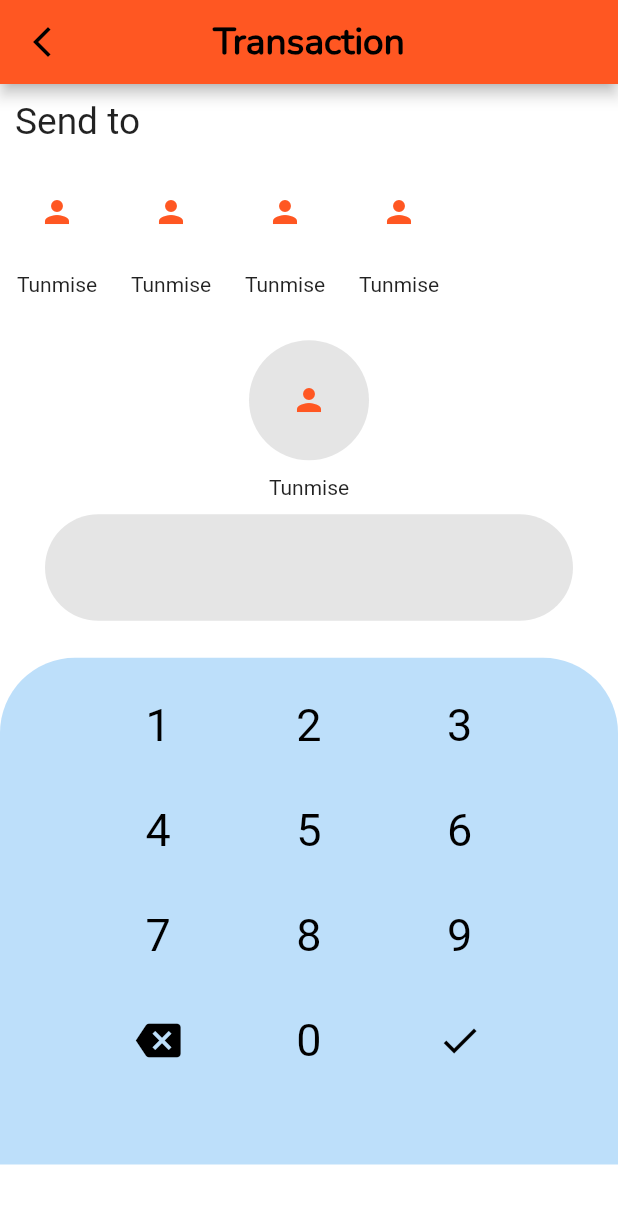
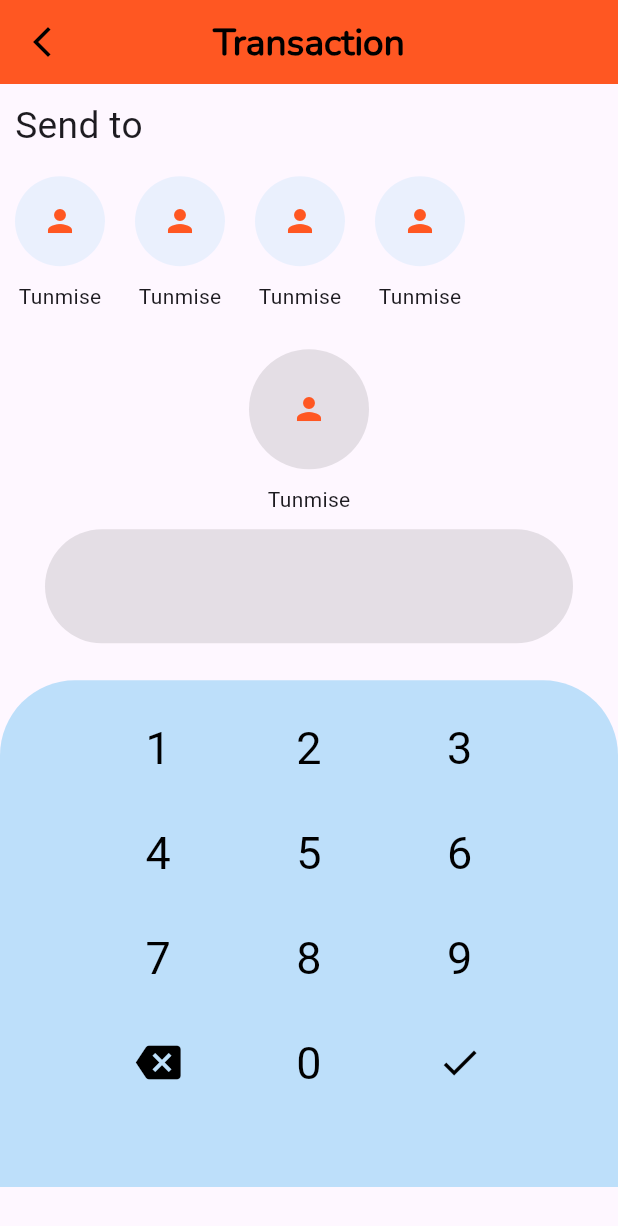
Before and after one commit to Tunmise-Adegoke/E_Wallet_app, a Flutter app: the screen it shows once a user with an empty profile is signed in, after a tap on "New Transaction", on a phone screen of 412 x 824 dp. Shown: the top 1226 px of the screen. Run offline on Flutter 3.47's test engine with Material 2 defaults, Android fonts, the phone set to English and light mode, and no system bars; our stand-ins replace animated_text_kit, auth_buttons, badges, cloud_firestore, firebase_auth, firebase_core and 4 more; missing offline and left inert: sticky_grouped_list; accounts and stored records are empty; network calls fail.

Commit message:
minor updates

```diff
--- a/lib/auth/get_started.dart
+++ b/lib/auth/get_started.dart
@@ -6,22 +6,21 @@ import 'package:flutter/material.dart';
 import 'package:google_fonts/google_fonts.dart';
 
 class GetStarted extends StatefulWidget {
-  GetStarted({Key? key}) : super(key: key);
+  const GetStarted({Key? key}) : super(key: key);
 
   @override
   State<GetStarted> createState() => _GetStartedState();
 }
 
 class _GetStartedState extends State<GetStarted> {
-  @override
+
   bool isLogin = true;
 
   void toggle() => setState(() {
         isLogin = !isLogin;
       });
 
-  @override
-  Widget AuthPage(BuildContext context) {
+  Widget authPage(BuildContext context) {
     if (isLogin) {
       return SignUpScreen(showLoginPage: toggle);
     } else {
@@ -29,19 +28,20 @@ class _GetStartedState extends State<GetStarted> {
     }
   }
 
+  @override
   Widget build(BuildContext context) {
     double h = MediaQuery.of(context).size.height;
     double w = MediaQuery.of(context).size.width;
     return Scaffold(
-      body: Container(
+      body: SizedBox(
         height: double.infinity,
         width: double.infinity,
         child: Stack(
           children: [
             Container(
               height: h * 0.60,
-              width: 500,
-              decoration: BoxDecoration(
+              width: double.maxFinite,
+              decoration: const BoxDecoration(
                 image: DecorationImage(
                   image: AssetImage('assets/images/image7.jpeg'),
                   fit: BoxFit.cover,
@@ -51,10 +51,10 @@ class _GetStartedState extends State<GetStarted> {
             Positioned(
               top: 400,
               child: Container(
-                padding: EdgeInsets.symmetric(horizontal: 10, vertical: 10),
+                padding: const EdgeInsets.symmetric(horizontal: 10, vertical: 10),
                 height: h * 0.50,
-                width: 400,
-                decoration: BoxDecoration(
+                width: 420,
+                decoration: const BoxDecoration(
                     color: Colors.white,
                     borderRadius: BorderRadius.only(
                       topRight: Radius.circular(50),
@@ -113,9 +113,9 @@ class _GetStartedState extends State<GetStarted> {
                                         showLoginPage: toggle,
                                       )));
                         },
-                        child: Text('Get Started'),
+                        child: const Text('Get Started'),
                         style: ElevatedButton.styleFrom(
-                          primary: Colors.black,
+
                           shape: RoundedRectangleBorder(
                             borderRadius: BorderRadius.circular(30),
                           ),
@@ -142,9 +142,9 @@ class _GetStartedState extends State<GetStarted> {
                                         showRegisterPage: toggle,
                                       )));
                         },
-                        child: Text('I already have an account'),
+                        child: const Text('I already have an account'),
                         style: ElevatedButton.styleFrom(
-                          primary: Colors.black,
+
                           shape: RoundedRectangleBorder(
                             borderRadius: BorderRadius.circular(30),
                           ),
--- a/lib/auth/main_page.dart
+++ b/lib/auth/main_page.dart
@@ -13,17 +13,17 @@ class MainPage extends StatelessWidget {
           stream: FirebaseAuth.instance.authStateChanges(),
           builder: (context, snapshot) {
             if (snapshot.hasData) {
-              return HomePage();
+              return const HomePage();
             } else if (snapshot.connectionState == ConnectionState.waiting) {
-              return Center(
+              return const Center(
                 child: CircularProgressIndicator(),
               );
             } else if (snapshot.hasError) {
-              return SnackBar(
+              return const SnackBar(
                 content: Text('An error occured'),
               );
             } else {
-              return GetStarted();
+              return const GetStarted();
             }
           }),
     );
--- a/lib/main.dart
+++ b/lib/main.dart
@@ -1,11 +1,5 @@
-import 'package:e_wallet_app/Auth/main_page.dart';
-import 'package:e_wallet_app/Auth/get_started.dart';
-import 'package:e_wallet_app/screens/home.dart';
-import 'package:e_wallet_app/screens/sign_in.dart';
-import 'package:e_wallet_app/screens/sign_up.dart';
 import 'package:e_wallet_app/screens/splash_screen.dart';
 import 'package:e_wallet_app/utils/themes.dart';
-import 'package:firebase_auth/firebase_auth.dart';
 import 'package:flutter/material.dart';
 import 'package:firebase_core/firebase_core.dart';
 
@@ -26,10 +20,10 @@ class MyApp extends StatelessWidget {
     return MaterialApp(
       navigatorKey: navigatorKey,
       themeMode: ThemeMode.system,
-      theme: MyTheme.lightTheme,
+      theme: ThemeData(useMaterial3: true),
       darkTheme: MyTheme.darkTheme,
       debugShowCheckedModeBanner: false,
-      home: SplashScreen(),
+      home: const SplashScreen(),
     );
   }
 }
--- a/lib/model/category_model.dart
+++ b/lib/model/category_model.dart
@@ -14,7 +14,7 @@ class Category {
 }
 
 List<Category> category = [
-  Category(
+  const Category(
     categoryImage: 'assets/images/icons8-send-49.png',
     categoryName: 'Send',
     color: Colors.deepOrange,
--- a/lib/screens/credit_card.dart
+++ b/lib/screens/credit_card.dart
@@ -1,13 +1,13 @@
-import 'package:flutter/foundation.dart';
+
 import 'package:flutter/material.dart';
-import 'package:flutter_credit_card/glassmorphism_config.dart';
+import 'package:google_fonts/google_fonts.dart';
 
 class CreditCard extends StatelessWidget {
-  CreditCard({Key? key}) : super(key: key);
+  const CreditCard({Key? key}) : super(key: key);
   @override
   Widget build(BuildContext context) {
     double w = MediaQuery.of(context).size.width;
-    double h = MediaQuery.of(context).size.height;
+    // double h = MediaQuery.of(context).size.height;
     return Center(
       child: Container(
         height: 200,
@@ -21,7 +21,7 @@ class CreditCard extends StatelessWidget {
             Container(
               height: 100,
               width: 350,
-              decoration: BoxDecoration(
+              decoration: const BoxDecoration(
                 color: Colors.green,
                 borderRadius: BorderRadius.only(
                   topRight: Radius.circular(30),
@@ -35,7 +35,7 @@ class CreditCard extends StatelessWidget {
             Positioned(
               top: 100,
               child: Container(
-                padding: EdgeInsets.symmetric(
+                padding: const EdgeInsets.symmetric(
                   horizontal: 10,
                   vertical: 10,
                 ),
@@ -50,7 +50,7 @@ class CreditCard extends StatelessWidget {
                         Colors.blue.withOpacity(0.3)
                       ],
                     ),
-                    borderRadius: BorderRadius.only(
+                    borderRadius: const BorderRadius.only(
                       bottomRight: Radius.circular(30),
                       bottomLeft: Radius.circular(30),
                     ),
@@ -59,14 +59,37 @@ class CreditCard extends StatelessWidget {
                   children: [
                     Text(
                       'My Balance',
-                      style: TextStyle(fontSize: w * 0.06),
+                      style: GoogleFonts.nunito(
+                        textStyle:
+                            TextStyle(fontSize: w * 0.06, color: Colors.black),
+                      ),
                     ),
-                    SizedBox(height: 10),
-                    Text('#345678.000', style: TextStyle(fontSize: w * 0.05)),
+                   const SizedBox(height: 10),
+                    Text(
+                      '#345678.000',
+                      style: GoogleFonts.nunito(
+                        textStyle: TextStyle(fontSize: w * 0.05),
+                      ),
+                    ),
                   ],
                 ),
               ),
             ),
+            // Positioned(
+            //   top: 400,
+            //   child: BackdropFilter(
+            //     filter: ImageFilter.blur(
+            //       sigmaX: 5,
+            //       sigmaY: 5,
+            //     ),
+            //     child: ClipRRect(
+            //       borderRadius: BorderRadius.circular(30),
+            //       child: Container(
+            //         height: 100,
+            //       ),
+            //     ),
+            //   ),
+            // ),
           ],
         ),
       ),
--- a/lib/screens/home.dart
+++ b/lib/screens/home.dart
@@ -1,11 +1,10 @@
-import 'package:badges/badges.dart';
-import 'package:cloud_firestore/cloud_firestore.dart';
+import 'package:badges/badges.dart' as badge;
 import 'package:e_wallet_app/widget/transfer_button.dart';
 import 'package:e_wallet_app/screens/transaction_history.dart';
 import 'package:e_wallet_app/screens/credit_card.dart';
 import 'package:firebase_auth/firebase_auth.dart';
 import 'package:flutter/material.dart';
-import 'package:font_awesome_flutter/font_awesome_flutter.dart';
+
 
 class HomePage extends StatefulWidget {
   const HomePage({Key? key}) : super(key: key);
@@ -24,10 +23,9 @@ class _HomePageState extends State<HomePage> {
     return SafeArea(
       child: Scaffold(
         body: SingleChildScrollView(
-          physics: BouncingScrollPhysics(
+          physics: const BouncingScrollPhysics(
             parent: AlwaysScrollableScrollPhysics(),
           ),
-          child: Container(
           child: Column(
             crossAxisAlignment: CrossAxisAlignment.start,
             children: [
@@ -64,15 +62,15 @@ class _HomePageState extends State<HomePage> {
                         ),
                       ],
                     ),
-                      Badge(
+                    badge.Badge(
                       badgeColor: Colors.red,
                       borderRadius: BorderRadius.circular(30),
-                        position: BadgePosition(bottom: 25),
+                      position: const badge.BadgePosition(bottom: 25),
                       child: IconButton(
                         onPressed: () {
                           FirebaseAuth.instance.signOut();
                         },
-                          icon: Icon(
+                        icon: const Icon(
                           Icons.logout_rounded,
                           size: 35,
                           color: Colors.black,
@@ -85,11 +83,11 @@ class _HomePageState extends State<HomePage> {
               SizedBox(
                 height: h * 0.03,
               ),
-                CreditCard(),
+              const CreditCard(),
               SizedBox(
                 height: h * 0.02,
               ),
-                CategoryCard(),
+              const CategoryCard(),
               SizedBox(
                 height: h * 0.02,
               ),
@@ -104,12 +102,11 @@ class _HomePageState extends State<HomePage> {
                   ),
                 ),
               ),
-                SizedBox(
+              const SizedBox(
                 height: 0.02,
               ),
-                TransationList(),
+              const TransationList(),
             ],
-            ),
           ),
         ),
       ),
--- a/lib/screens/splash_screen.dart
+++ b/lib/screens/splash_screen.dart
@@ -1,12 +1,11 @@
 import 'package:animated_text_kit/animated_text_kit.dart';
-import 'package:animations/animations.dart';
 import 'package:e_wallet_app/auth/main_page.dart';
 import 'package:e_wallet_app/utils/constants.dart';
 import 'package:flutter/material.dart';
 import 'dart:async';
 
 class SplashScreen extends StatefulWidget {
-  SplashScreen({Key? key}) : super(key: key);
+  const SplashScreen({Key? key}) : super(key: key);
 
   @override
   State<SplashScreen> createState() => _SplashScreenState();
@@ -16,37 +15,37 @@ class _SplashScreenState extends State<SplashScreen> {
   @override
   void initState() {
     super.initState();
-    Timer(Duration(milliseconds: 400), () {
+    Timer(const Duration(milliseconds: 400), () {
       setState(() {
         _a = true;
       });
     });
-    Timer(Duration(milliseconds: 400), () {
+    Timer(const Duration(milliseconds: 400), () {
       setState(() {
         _b = true;
       });
     });
-    Timer(Duration(milliseconds: 1300), () {
+    Timer(const Duration(milliseconds: 1300), () {
       setState(() {
         _c = true;
       });
     });
-    Timer(Duration(milliseconds: 1700), () {
+    Timer(const Duration(milliseconds: 1700), () {
       setState(() {
         _e = true;
       });
     });
-    Timer(Duration(milliseconds: 3400), () {
+    Timer(const Duration(milliseconds: 3400), () {
       setState(() {
         _d = true;
       });
     });
-    Timer(Duration(milliseconds: 3850), () {
+    Timer(const Duration(milliseconds: 3850), () {
       setState(() {
-        Navigator.of(this.context).pushReplacement(
+        Navigator.of(context).pushReplacement(
           ThisIsFadeRoute(
-            page: MainPage(),
-            route: MainPage(),
+            page: const MainPage(),
+            route: const MainPage(),
           ),
         );
       });
@@ -106,7 +105,7 @@ class _SplashScreenState extends State<SplashScreen> {
                   color: _b ? Colors.white : Colors.transparent,
                   // shape: _c? BoxShape.rectangle : BoxShape.circle,
                   borderRadius:
-                      _d ? BorderRadius.only() : BorderRadius.circular(30)),
+                      _d ? const BorderRadius.only() : BorderRadius.circular(30)),
               child: Center(
                 child: _e
                     ? AnimatedTextKit(
@@ -114,8 +113,8 @@ class _SplashScreenState extends State<SplashScreen> {
                         animatedTexts: [
                           FadeAnimatedText(
                             'TreeBug',
-                            duration: Duration(milliseconds: 1700),
-                            textStyle: TextStyle(
+                            duration: const Duration(milliseconds: 1700),
+                            textStyle: const TextStyle(
                               fontFamily: 'Nunito',
                               fontSize: 30,
                               fontWeight: FontWeight.w700,
@@ -123,7 +122,7 @@ class _SplashScreenState extends State<SplashScreen> {
                           ),
                         ],
                       )
-                    : SizedBox(),
+                    : const SizedBox(),
               ),
             ),
           ],
--- a/lib/screens/transfer_screen.dart
+++ b/lib/screens/transfer_screen.dart
@@ -4,7 +4,7 @@ import 'package:e_wallet_app/widget/textfield.dart';
 import 'package:flutter/material.dart';
 
 class TransferScreen extends StatefulWidget {
-  TransferScreen({Key? key}) : super(key: key);
+ const TransferScreen({Key? key}) : super(key: key);
 
   @override
   State<TransferScreen> createState() => _TransferScreenState();
@@ -31,7 +31,7 @@ class _TransferScreenState extends State<TransferScreen> {
         backgroundColor: Colors.deepOrange,
         leading: IconButton(
           color: Colors.black,
-          icon: Icon(
+          icon: const Icon(
             Icons.arrow_back_ios_new,
           ),
           onPressed: () {
@@ -41,7 +41,7 @@ class _TransferScreenState extends State<TransferScreen> {
       ),
       body: ListView(
         children: [
-          SizedBox(
+        const  SizedBox(
             height: 10,
           ),
           Padding(
@@ -60,8 +60,8 @@ class _TransferScreenState extends State<TransferScreen> {
                 shrinkWrap: true,
                 scrollDirection: Axis.horizontal,
                 itemCount: 4,
-                itemBuilder: (context, int) {
-                  return ProfileCard();
+                itemBuilder: (context, index) {
+                  return const ProfileCard();
                 }),
           ),
           SizedBox(
@@ -72,20 +72,20 @@ class _TransferScreenState extends State<TransferScreen> {
               CircleAvatar(
                 radius: 40,
                 backgroundColor: Colors.black.withOpacity(0.1),
-                child: Icon(
+                child: const Icon(
                   Icons.person,
                   color: Colors.deepOrange,
                 ),
               ),
-              SizedBox(
+              const SizedBox(
                 height: 10,
               ),
-              Text(
+             const Text(
                 'Tunmise',
               ),
             ],
           ),
-          SizedBox(
+        const  SizedBox(
             height: 10,
           ),
           TextfieldContainer(),
@@ -95,7 +95,7 @@ class _TransferScreenState extends State<TransferScreen> {
           Container(
             height: h * 0.41,
             width: double.infinity,
-            decoration: BoxDecoration(
+            decoration:const BoxDecoration(
               color: kCustomlightBlue,
               borderRadius: BorderRadius.only(
                 topLeft: Radius.circular(50),
@@ -129,21 +129,21 @@ class ProfileCard extends StatelessWidget {
   @override
   Widget build(BuildContext context) {
     return Padding(
-      padding: const EdgeInsets.symmetric(horizontal: 8.0),
+      padding: const EdgeInsets.symmetric(horizontal: 10.0),
       child: Column(
         children: [
           CircleAvatar(
             radius: 30,
-            backgroundColor: Colors.white.withOpacity(0.1),
-            child: Icon(
+            backgroundColor: kCustomlightBlue.withOpacity(0.3),
+            child: const Icon(
               Icons.person,
               color: Colors.deepOrange,
             ),
           ),
-          SizedBox(
+          const SizedBox(
             height: 10,
           ),
-          Text(
+          const Text(
             'Tunmise',
             // style: TextStyle(
             //   fontFamily: GoogleFonts.abel(),
--- a/lib/utils/themes.dart
+++ b/lib/utils/themes.dart
@@ -4,14 +4,13 @@ import 'package:flutter/material.dart';
 class MyTheme {
   static final darkTheme = ThemeData(
     scaffoldBackgroundColor: Colors.grey[900],
-    colorScheme: ColorScheme.dark(),
+    colorScheme: const ColorScheme.dark(),
     primaryColor: Colors.black,
-    primaryColorBrightness: Brightness.dark,
+
   );
   static final lightTheme = ThemeData(
     primaryColor: Colors.white,
     scaffoldBackgroundColor: Colors.white,
-    primaryColorBrightness: Brightness.light,
-    colorScheme: ColorScheme.light(),
+    colorScheme: const ColorScheme.light(),
   );
 }
--- a/lib/widget/numpad.dart
+++ b/lib/widget/numpad.dart
@@ -1,4 +1,4 @@
-import 'package:e_wallet_app/utils/constants.dart';
+
 import 'package:flutter/material.dart';
 
 // KeyPad widget
--- a/lib/widget/textfield.dart
+++ b/lib/widget/textfield.dart
@@ -21,7 +21,7 @@ class TextfieldContainer extends StatelessWidget {
           showCursor: false,
           style: const TextStyle(fontSize: 40),
           keyboardType: TextInputType.none,
-          decoration: InputDecoration(
+          decoration: const InputDecoration(
             border: InputBorder.none,
           ),
         ),
--- a/lib/widget/transfer_button.dart
+++ b/lib/widget/transfer_button.dart
@@ -2,6 +2,7 @@ import 'package:e_wallet_app/screens/transfer_screen.dart';
 import 'package:flutter/material.dart';
 import 'package:font_awesome_flutter/font_awesome_flutter.dart';
 import 'package:glassmorphism/glassmorphism.dart';
+import 'package:google_fonts/google_fonts.dart';
 
 class CategoryCard extends StatelessWidget {
   const CategoryCard({
@@ -10,18 +11,20 @@ class CategoryCard extends StatelessWidget {
 
   @override
   Widget build(BuildContext context) {
+    double w = MediaQuery.of(context).size.width;
+    // double h = MediaQuery.of(context).size.height;
     return Center(
       child: InkWell(
         onTap: () {
           Navigator.push(
             context,
             MaterialPageRoute(
-              builder: (context) => TransferScreen(),
+              builder: (context) => const TransferScreen(),
             ),
           );
         },
         child: GlassmorphicContainer(
-          padding: EdgeInsets.only(top: 10),
+          padding: const EdgeInsets.only(top: 10),
           height: 80,
           width: 350,
           borderRadius: 30,
@@ -34,8 +37,8 @@ class CategoryCard extends StatelessWidget {
           ], begin: Alignment.topLeft, end: Alignment.bottomRight),
           borderGradient: LinearGradient(
             colors: [
-              Colors.white24.withOpacity(0.4),
-              Colors.white70.withOpacity(0.4),
+              Colors.white24.withOpacity(0.5),
+              Colors.white70.withOpacity(0.5),
             ],
           ),
           child: Row(
@@ -44,19 +47,24 @@ class CategoryCard extends StatelessWidget {
               CircleAvatar(
                 backgroundColor: Colors.white.withOpacity(0.2),
                 radius: 25,
-                child: Padding(
-                  padding: const EdgeInsets.all(8.0),
+                child: const Padding(
+                  padding: EdgeInsets.all(8.0),
                   child: Icon(FontAwesomeIcons.moneyBillTransfer),
                 ),
               ),
               // SizedBox(width: 8),
-              Text('New Transaction'),
+              Text(
+                'New Transaction',
+                style: GoogleFonts.nunito(
+                  textStyle: TextStyle(fontSize: w * 0.05),
+                ),
+              ),
               // SizedBox(width: 8),
               CircleAvatar(
                 backgroundColor: Colors.white.withOpacity(0.2),
                 radius: 25,
-                child: Padding(
-                  padding: const EdgeInsets.all(8.0),
+                child: const Padding(
+                  padding: EdgeInsets.all(8.0),
                   child: Icon(
                     Icons.add,
                   ),
```
Also changed, not shown: lib/model/account_model.dart (added, +13 -0 lines), lib/provider/point_provider.dart (added, +21 -0 lines), lib/screens/sign_in.dart (+25 -17 lines), lib/screens/sign_up.dart (+40 -18 lines), lib/screens/transaction_history.dart (+14 -17 lines), lib/widget/progress_button.dart (+6 -5 lines), pubspec.yaml (+5 -2 lines), pubspec.lock, 1 other file. Lines whose indentation alone changed are shown as unchanged.
